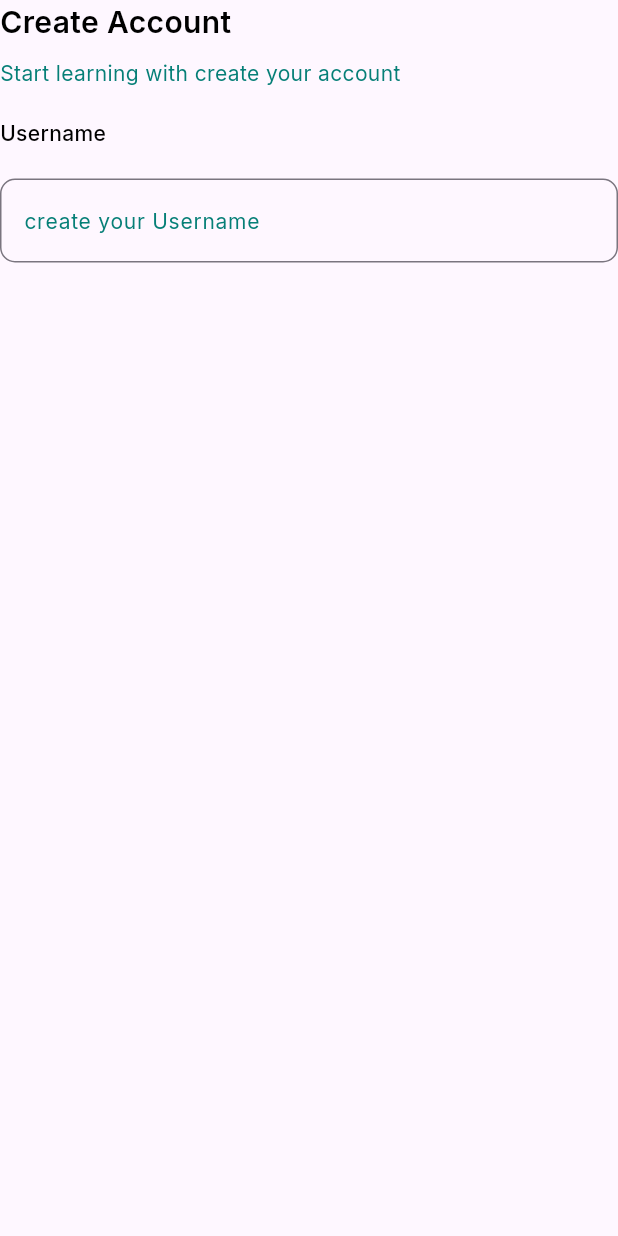
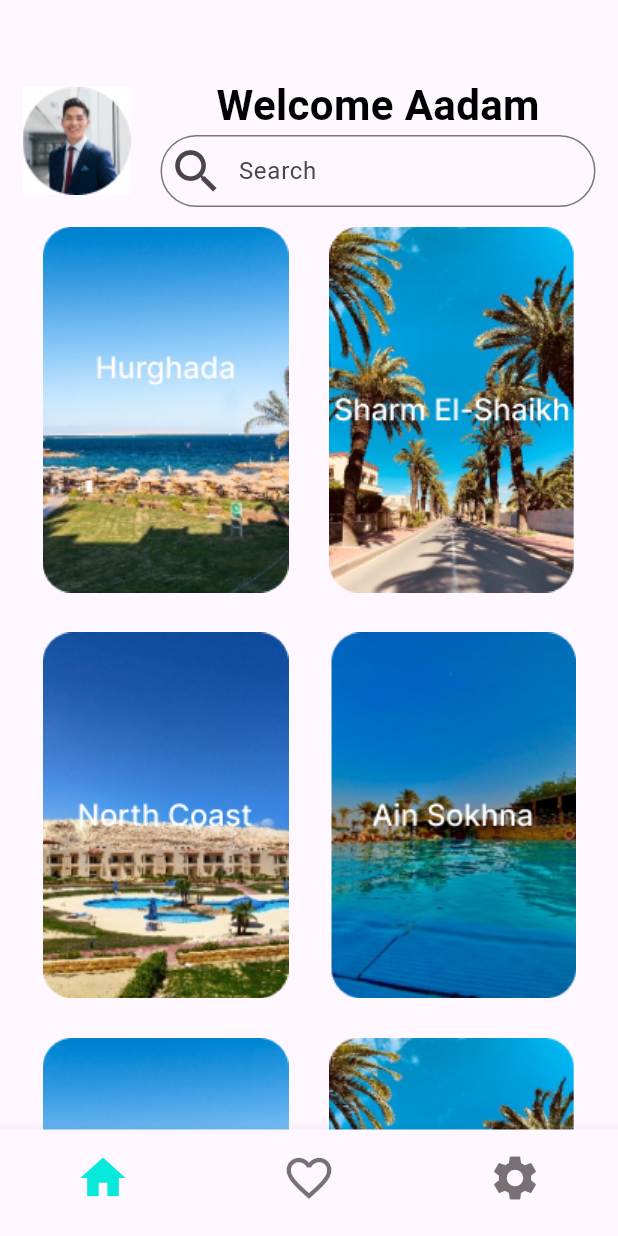
Before and after one commit to MahmoudAbuelazm/HotelResevationapp, a Flutter app: the screen it shows after launch, on a phone screen of 412 x 824 dp. Run offline on Flutter 3.47's test engine with Material 3 defaults, Android fonts, the phone set to English and light mode, and no system bars; our stand-ins replace google_fonts.

Commit message:
feature/Home/home_tab

```diff
--- a/lib/main.dart
+++ b/lib/main.dart
@@ -1,5 +1,6 @@
 import 'package:flutter/material.dart';
 import 'package:hotel_reservation/screen/createaccountscreen.dart';
+import 'package:hotel_reservation/screen/home/home_screen.dart';
 
 void main() {
   runApp(const MyApp());
@@ -11,12 +12,13 @@
   @override
   Widget build(BuildContext context) {
     return MaterialApp(
-      title: 'Flutter Demo',
-      theme: ThemeData(
+      debugShowCheckedModeBanner: false,
+     // title: 'Flutter Demo',
+      /*theme: ThemeData(
         colorScheme: ColorScheme.fromSeed(seedColor: Colors.deepPurple),
         useMaterial3: true,
-      ),
-      home: CreateAccountScreen(),
+      ),*/
+      home: HomeScreen(),
     );
   }
 }
--- /dev/null
+++ b/lib/screen/home/category.dart
@@ -0,0 +1,34 @@
+import 'package:flutter/material.dart';
+
+class Category extends StatelessWidget {
+  String image1Path;
+  String image2Path;
+  Category(this.image1Path,this.image2Path);
+  @override
+  Widget build(BuildContext context) {
+    return Row(
+      children: [
+        Expanded(
+          child: Container(
+            decoration: BoxDecoration(
+                borderRadius: BorderRadius.all(
+                  Radius.circular(15.0),
+                )),
+            padding: EdgeInsets.symmetric(vertical: 5.0, horizontal: 8.0),
+            child: Image.asset('$image1Path'),
+          ),
+        ),
+        Expanded(
+          child: Container(
+            decoration: BoxDecoration(
+                borderRadius: BorderRadius.all(
+                  Radius.circular(15.0),
+                )),
+            padding: EdgeInsets.symmetric(vertical: 5.0, horizontal: 8.0),
+            child: Image.asset('$image2Path'),
+          ),
+        )
+      ],
+    );
+  }
+}
--- /dev/null
+++ b/lib/screen/home/home_screen.dart
@@ -0,0 +1,40 @@
+import 'package:flutter/material.dart';
+import 'package:hotel_reservation/screen/home/favourite_tab.dart';
+import 'package:hotel_reservation/screen/home/home_tab.dart';
+import 'package:hotel_reservation/screen/home/setting_tab.dart';
+
+class HomeScreen extends StatefulWidget {
+  @override
+  State<HomeScreen> createState() => _HomeScreenState();
+}
+
+class _HomeScreenState extends State<HomeScreen> {
+  var selectedIndex=0;
+
+  @override
+  Widget build(BuildContext context) {
+    return Scaffold(
+      body: items[selectedIndex],
+      bottomNavigationBar: BottomNavigationBar(
+        selectedIconTheme: IconThemeData(
+          color: Color(0xff07E9DA)
+        ),
+        showSelectedLabels: false,
+        showUnselectedLabels: false,
+        currentIndex: selectedIndex,
+        onTap: (index){
+          setState(() {
+            selectedIndex=index;
+          });
+        },
+        items: [
+          BottomNavigationBarItem(icon: Icon(Icons.home,size: 36,),label: ''),
+          BottomNavigationBarItem(icon: Icon(Icons.favorite_border,size: 36,),label: ''),
+          BottomNavigationBarItem(icon: Icon(Icons.settings,size: 36,),label: ''),
+        ],
+      )
+    );
+  }
+
+  List<Widget> items =[HomeTab(),FavouriteTab(),SettingTab()];
+}
--- /dev/null
+++ b/lib/screen/home/home_tab.dart
@@ -0,0 +1,64 @@
+import 'package:flutter/material.dart';
+import 'package:hotel_reservation/screen/home/category.dart';
+
+class HomeTab extends StatelessWidget {
+  List<Category>categories=[
+    Category('assets/Frame 15.png', 'assets/Frame 16.png'),
+    Category('assets/Frame 17.png', 'assets/Frame 18.png'),
+    Category('assets/Frame 15.png', 'assets/Frame 16.png'),
+    Category('assets/Frame 17.png', 'assets/Frame 18.png'),
+  ];
+  @override
+  Widget build(BuildContext context) {
+    return Padding(
+      padding: EdgeInsets.only(top: 50, left: 15, right: 15),
+      child: Column(
+        children: [
+          Row(
+            children: [
+              Container(
+                child: Image.asset('assets/Ellipse 8.jpg'),
+              ),
+              SizedBox(
+                width: 20,
+              ),
+              Expanded(
+                child: Column(
+                  mainAxisAlignment: MainAxisAlignment.center,
+                  children: [
+                    Text(
+                      'Welcome Aadam',
+                      style: TextStyle(
+                          fontSize: 28,
+                          fontWeight: FontWeight.w600,
+                          color: Colors.black),
+                    ),
+                    TextFormField(
+                      decoration: InputDecoration(
+                          contentPadding:
+                              EdgeInsets.symmetric(vertical: 12, horizontal: 5),
+                          prefixIcon: Icon(
+                            Icons.search,
+                            size: 38,
+                          ),
+                          hintText: 'Search',
+                          border: OutlineInputBorder(
+                              borderRadius:
+                                  BorderRadius.all(Radius.circular(35)))),
+                    )
+                  ],
+                ),
+              )
+            ],
+          ),
+          Expanded(
+              child: ListView.builder(
+                  itemCount: categories.length,
+                  itemBuilder: (context, index) {
+                    return categories[index];
+                  })),
+        ],
+      ),
+    );
+  }
+}
--- a/pubspec.yaml
+++ b/pubspec.yaml
@@ -37,6 +37,7 @@
   cupertino_icons: ^1.0.2
   google_fonts: ^6.0.0
   flutter_svg: ^2.0.7
+  flutter_native_splash: ^2.3.2
 
 dev_dependencies:
   flutter_test:
@@ -61,8 +62,8 @@
   uses-material-design: true
 
   # To add assets to your application, add an assets section, like this:
-  # assets:
-  #   - images/a_dot_burr.jpeg
+  assets:
+    - assets/
   #   - images/a_dot_ham.jpeg
 
   # An image asset can refer to one or more resolution-specific "variants", see
```
Also changed, not shown: flutter_native_splash.yaml (added, +138 -0 lines), lib/screen/home/favourite_tab.dart (added, +11 -0 lines), lib/screen/home/setting_tab.dart (added, +11 -0 lines), assets/Ellipse 8.jpg (added), assets/Frame 15.png (added), assets/Frame 16.png (added), assets/Frame 17.png (added), assets/Frame 18.png (added), assets/Rectangle 25.jpg (added), assets/iPhone 13 mini - 1.png (added), pubspec.lock, 11 other files.
